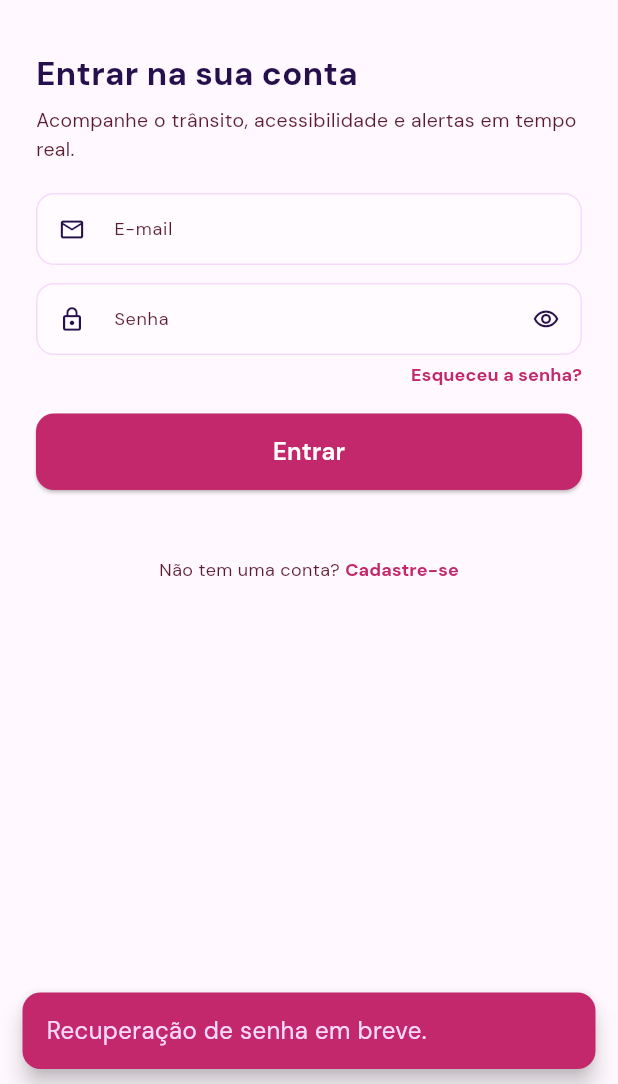
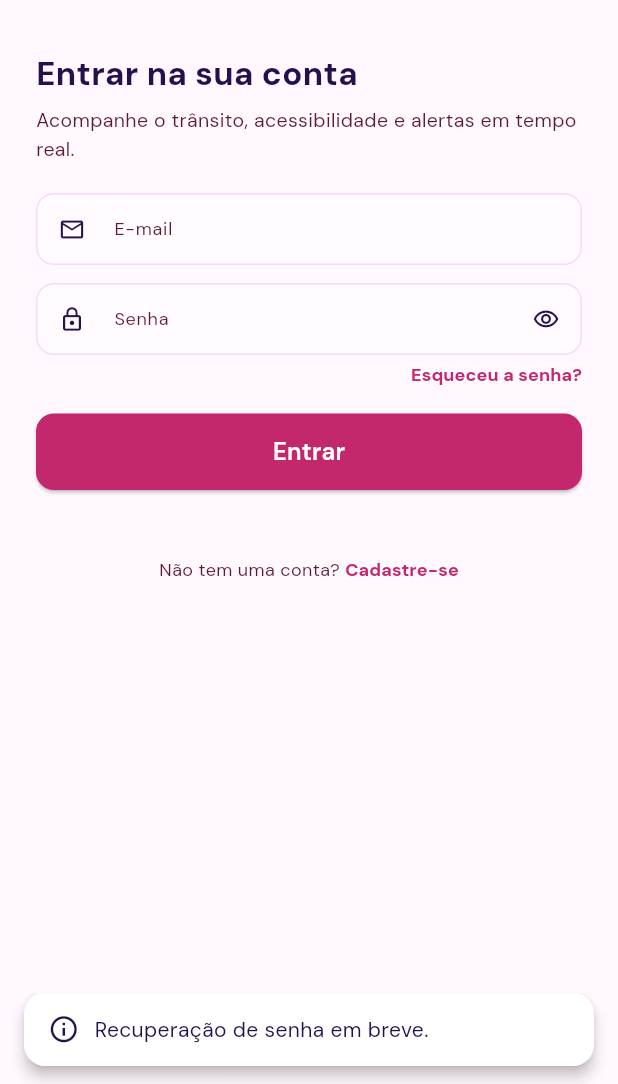
Before and after one commit to juliarichesky/sinalizaai-mobile, a Flutter app: the screen it shows after launch, after a tap on "Começar", after a tap on "Esqueceu a senha?", on a phone screen of 412 x 824 dp, the part 152-1236 px from its top. Run offline on Flutter 3.47's test engine with Material 3 defaults, Android fonts, the phone set to English and light mode, and no system bars; our stand-ins replace google_fonts.

Commit message:
refactor: standardize snackbar feedback across app

```diff
--- a/lib/screens/accessibility_screen.dart
+++ b/lib/screens/accessibility_screen.dart
@@ -2,6 +2,7 @@ import 'package:flutter/material.dart';
 
 import '../core/theme/app_colors.dart';
 import '../core/theme/app_typography.dart';
+import '../widgets/app_snackbar.dart';
 import 'home_screen.dart';
 
 class AccessibilityScreen extends StatelessWidget {
@@ -18,9 +19,7 @@ class AccessibilityScreen extends StatelessWidget {
   }
 
   void _showMessage(BuildContext context, String message) {
-    ScaffoldMessenger.of(context)
-      ..hideCurrentSnackBar()
-      ..showSnackBar(SnackBar(content: Text(message)));
+    AppSnackBar.show(context, message);
   }
 
   @override
--- a/lib/screens/alerts_screen.dart
+++ b/lib/screens/alerts_screen.dart
@@ -4,6 +4,7 @@ import '../core/theme/app_colors.dart';
 import '../core/theme/app_typography.dart';
 import '../data/mock_alerts.dart';
 import '../widgets/app_bottom_navigation.dart';
+import '../widgets/app_snackbar.dart';
 import 'home_screen.dart';
 import 'map_screen.dart';
 import 'profile_screen.dart';
@@ -44,9 +45,7 @@ class _AlertsScreenState extends State<AlertsScreen> {
   }
 
   void _showMessage(String message) {
-    ScaffoldMessenger.of(context)
-      ..hideCurrentSnackBar()
-      ..showSnackBar(SnackBar(content: Text(message)));
+    AppSnackBar.show(context, message);
   }
 
   void _handleNavigation(int index) {
--- a/lib/screens/home_screen.dart
+++ b/lib/screens/home_screen.dart
@@ -4,6 +4,7 @@ import '../core/theme/app_colors.dart';
 import '../core/theme/app_typography.dart';
 import '../data/mock_user.dart';
 import '../widgets/app_bottom_navigation.dart';
+import '../widgets/app_snackbar.dart';
 import 'alerts_screen.dart';
 import 'accessibility_screen.dart';
 import 'map_screen.dart';
@@ -21,9 +22,7 @@ class HomeScreen extends StatelessWidget {
   final ValueChanged<int>? onNavigationRequested;
 
   void _showMessage(BuildContext context, String message) {
-    ScaffoldMessenger.of(context)
-      ..hideCurrentSnackBar()
-      ..showSnackBar(SnackBar(content: Text(message)));
+    AppSnackBar.show(context, message);
   }
 
   void _handleNavigation(BuildContext context, int index) {
--- a/lib/screens/login_screen.dart
+++ b/lib/screens/login_screen.dart
@@ -3,6 +3,7 @@ import 'package:flutter/services.dart';
 
 import '../core/theme/app_colors.dart';
 import '../core/theme/app_typography.dart';
+import '../widgets/app_snackbar.dart';
 import 'main_navigation_screen.dart';
 import 'register_screen.dart';
 import '../widgets/app_button.dart';
@@ -46,25 +47,14 @@ class _LoginScreenState extends State<LoginScreen> {
       return;
     }
 
-    _showMessage('Login realizado com sucesso!');
+    AppSnackBar.show(
+      context,
+      'Login realizado com sucesso!',
+      type: AppSnackBarType.success,
+    );
     Navigator.of(context).pushReplacement(
       MaterialPageRoute<void>(builder: (_) => const MainNavigationScreen()),
     );
-  }
-
-  void _showMessage(String message) {
-    ScaffoldMessenger.of(context)
-      ..hideCurrentSnackBar()
-      ..showSnackBar(
-        SnackBar(
-          content: Text(message),
-          backgroundColor: AppColors.hotRose,
-          behavior: SnackBarBehavior.floating,
-          shape: RoundedRectangleBorder(
-            borderRadius: BorderRadius.circular(12),
-          ),
-        ),
-      );
   }
 
   void _openRegister() {
@@ -216,8 +206,10 @@ class _LoginScreenState extends State<LoginScreen> {
                         Align(
                           alignment: Alignment.centerRight,
                           child: TextButton(
-                            onPressed: () =>
-                                _showMessage('Recuperação de senha em breve.'),
+                            onPressed: () => AppSnackBar.show(
+                              context,
+                              'Recuperação de senha em breve.',
+                            ),
                             style: TextButton.styleFrom(
                               foregroundColor: AppColors.hotRose,
                               padding: const EdgeInsets.symmetric(vertical: 4),
--- a/lib/screens/map_screen.dart
+++ b/lib/screens/map_screen.dart
@@ -5,6 +5,7 @@ import '../core/theme/app_typography.dart';
 import '../data/mock_map_points.dart';
 import '../data/mock_shelters.dart';
 import '../widgets/app_bottom_navigation.dart';
+import '../widgets/app_snackbar.dart';
 import 'alerts_screen.dart';
 import 'home_screen.dart';
 import 'shelter_detail_screen.dart';
@@ -99,9 +100,7 @@ class _MapScreenState extends State<MapScreen> {
   }
 
   void _showMessage(String message) {
-    ScaffoldMessenger.of(context)
-      ..hideCurrentSnackBar()
-      ..showSnackBar(SnackBar(content: Text(message)));
+    AppSnackBar.show(context, message);
   }
 
   void _handleNavigation(int index) {
--- a/lib/screens/profile_screen.dart
+++ b/lib/screens/profile_screen.dart
@@ -4,6 +4,7 @@ import '../core/theme/app_colors.dart';
 import '../core/theme/app_typography.dart';
 import '../data/mock_user.dart';
 import '../widgets/app_bottom_navigation.dart';
+import '../widgets/app_snackbar.dart';
 import 'alerts_screen.dart';
 import 'home_screen.dart';
 import 'login_screen.dart';
@@ -21,9 +22,7 @@ class ProfileScreen extends StatelessWidget {
   final ValueChanged<int>? onNavigationRequested;
 
   void _showMessage(BuildContext context, String message) {
-    ScaffoldMessenger.of(context)
-      ..hideCurrentSnackBar()
-      ..showSnackBar(SnackBar(content: Text(message)));
+    AppSnackBar.show(context, message);
   }
 
   void _openOption(BuildContext context, String option) {
--- a/lib/screens/register_screen.dart
+++ b/lib/screens/register_screen.dart
@@ -4,6 +4,7 @@ import 'package:flutter/services.dart';
 
 import '../core/theme/app_colors.dart';
 import '../core/theme/app_typography.dart';
+import '../widgets/app_snackbar.dart';
 import '../widgets/app_button.dart';
 
 class RegisterScreen extends StatefulWidget {
@@ -112,9 +113,7 @@ class _RegisterScreenState extends State<RegisterScreen> {
   }
 
   void _showMessage(String message) {
-    ScaffoldMessenger.of(context)
-      ..hideCurrentSnackBar()
-      ..showSnackBar(SnackBar(content: Text(message)));
+    AppSnackBar.show(context, message);
   }
 
   InputDecoration _inputDecoration({
--- /dev/null
+++ b/lib/widgets/app_snackbar.dart
@@ -0,0 +1,82 @@
+import 'package:flutter/material.dart';
+
+import '../core/theme/app_colors.dart';
+import '../core/theme/app_typography.dart';
+
+enum AppSnackBarType { success, error, warning, info }
+
+abstract final class AppSnackBar {
+  static void show(
+    BuildContext context,
+    String message, {
+    AppSnackBarType type = AppSnackBarType.info,
+    Duration duration = const Duration(seconds: 3),
+  }) {
+    final messenger = ScaffoldMessenger.of(context);
+    messenger
+      ..hideCurrentSnackBar()
+      ..showSnackBar(
+        SnackBar(
+          content: _Content(message: message, type: type),
+          backgroundColor: Colors.white,
+          behavior: SnackBarBehavior.floating,
+          duration: duration,
+          elevation: 4,
+          margin: const EdgeInsets.fromLTRB(16, 0, 16, 12),
+          padding: const EdgeInsets.symmetric(horizontal: 16, vertical: 14),
+          shape: RoundedRectangleBorder(
+            borderRadius: BorderRadius.circular(14),
+          ),
+        ),
+      );
+  }
+}
+
+class _Content extends StatelessWidget {
+  const _Content({required this.message, required this.type});
+
+  final String message;
+  final AppSnackBarType type;
+
+  IconData get _icon {
+    switch (type) {
+      case AppSnackBarType.success:
+        return Icons.check_circle_outline;
+      case AppSnackBarType.error:
+        return Icons.error_outline;
+      case AppSnackBarType.warning:
+        return Icons.warning_amber_rounded;
+      case AppSnackBarType.info:
+        return Icons.info_outline;
+    }
+  }
+
+  Color get _iconColor {
+    switch (type) {
+      case AppSnackBarType.success:
+        return Colors.green;
+      case AppSnackBarType.error:
+        return AppColors.hotRose;
+      case AppSnackBarType.warning:
+        return AppColors.sunflowerGold;
+      case AppSnackBarType.info:
+        return AppColors.darkAmethyst;
+    }
+  }
+
+  @override
+  Widget build(BuildContext context) {
+    return Row(
+      children: [
+        Icon(_icon, color: _iconColor, size: 21),
+        const SizedBox(width: 10),
+        Expanded(
+          child: Text(
+            message,
+            style: AppTypography.body.copyWith(fontSize: 14),
+          ),
+        ),
+      ],
+    );
+  }
+}
```
